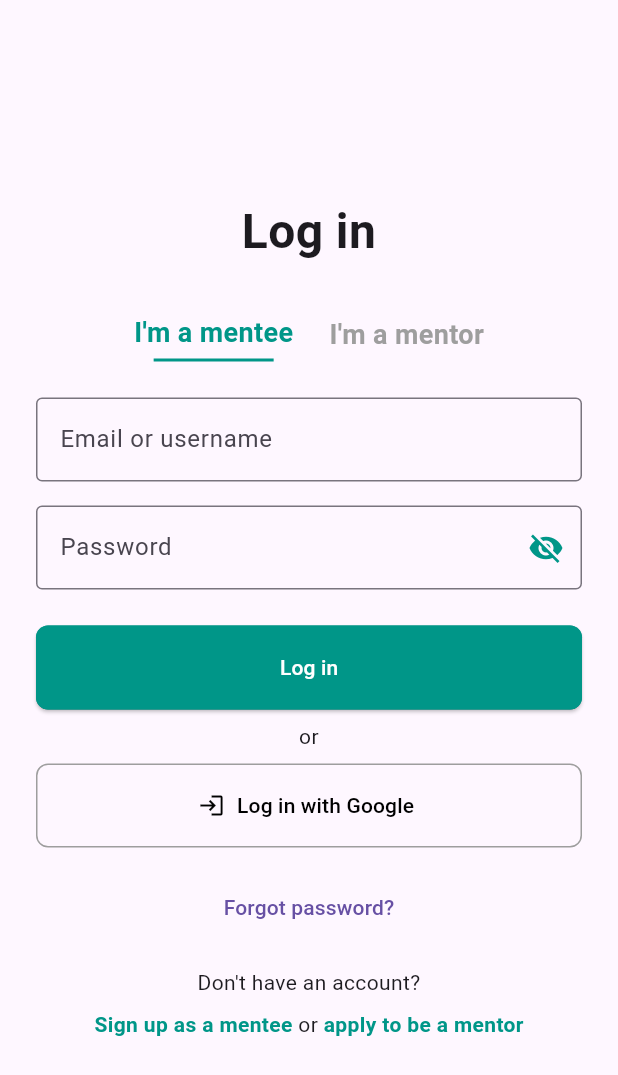
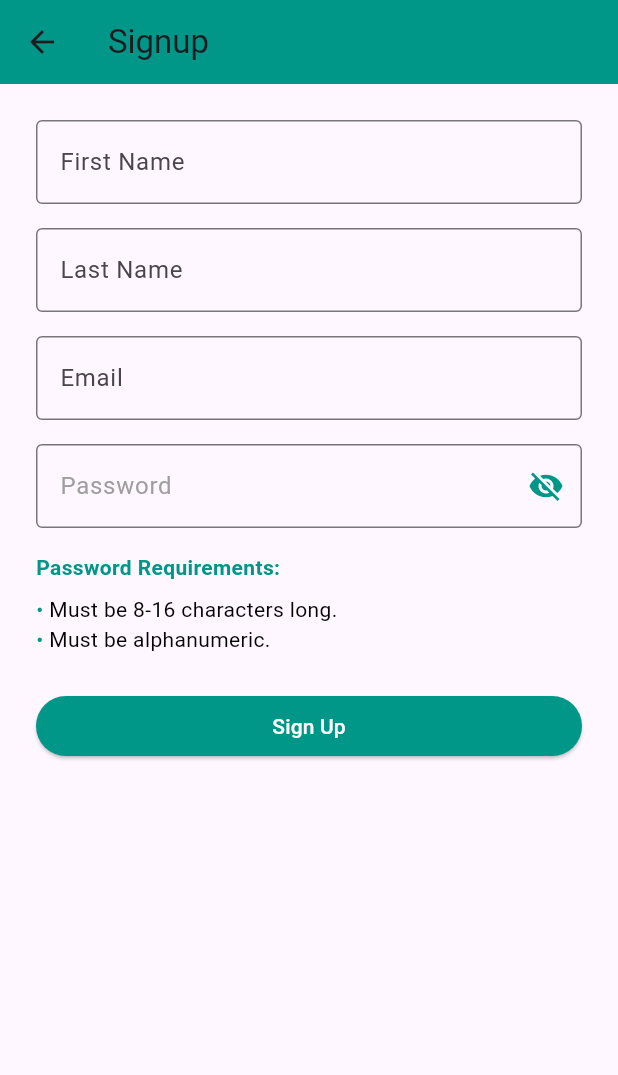
Before and after one commit to NilishaMaharjan/NepalMentor, a Flutter app: the screen it shows after launch, after a tap on "Sign up as a mentee", on a phone screen of 412 x 824 dp. Shown: the top 1075 px of the screen. Run offline on Flutter 3.47's test engine with Material 3 defaults, Android fonts, the phone set to English and light mode, and no system bars; our stand-ins replace get, image_picker.

Commit message:
seventh commit

```diff
--- a/lib/login.dart
+++ b/lib/login.dart
@@ -1,5 +1,7 @@
 import 'package:flutter/material.dart';
 import 'package:get/get.dart'; // Import GetX for navigation
+import 'signup.dart'; // Import the SignupPage
+import 'forgetpw.dart'; // Import the ForgotPasswordPage
 
 class LoginScreen extends StatefulWidget {
   const LoginScreen({super.key});
@@ -43,7 +45,6 @@ class LoginScreenState extends State<LoginScreen> {
                 ),
                 const SizedBox(height: 24.0),
 
-                // Email/Username TextField
                 const TextField(
                   decoration: InputDecoration(
                     labelText: 'Email or username',
@@ -56,7 +57,6 @@ class LoginScreenState extends State<LoginScreen> {
                 ),
                 const SizedBox(height: 16.0),
 
-                // Password TextField with Eye Icon
                 TextField(
                   obscureText: !_isPasswordVisible,
                   decoration: InputDecoration(
@@ -83,7 +83,6 @@ class LoginScreenState extends State<LoginScreen> {
                 ),
                 const SizedBox(height: 24.0),
 
-                // Log in Button
                 Container(
                   height: 56.0,
                   decoration: BoxDecoration(
@@ -92,7 +91,6 @@ class LoginScreenState extends State<LoginScreen> {
                   ),
                   child: ElevatedButton(
                     onPressed: () {
-                      // Navigate to Dashboard using GetX
                       Get.toNamed('/dashboard');
                     },
                     style: ElevatedButton.styleFrom(
@@ -113,7 +111,6 @@ class LoginScreenState extends State<LoginScreen> {
                 const Text('or', textAlign: TextAlign.center),
                 const SizedBox(height: 8.0),
 
-                // Google Login Button
                 Container(
                   height: 56.0,
                   decoration: BoxDecoration(
@@ -121,9 +118,7 @@ class LoginScreenState extends State<LoginScreen> {
                     borderRadius: BorderRadius.circular(8.0),
                   ),
                   child: TextButton.icon(
-                    onPressed: () {
-                      // Handle Google login logic
-                    },
+                    onPressed: () {},
                     icon: const Icon(Icons.login, color: Colors.black),
                     label: const Text(
                       'Log in with Google',
@@ -133,12 +128,20 @@ class LoginScreenState extends State<LoginScreen> {
                 ),
                 const SizedBox(height: 16.0),
 
-                // Forgot Password
+                // Forgot Password Button
                 TextButton(
                   onPressed: () {
-                    // Handle forgot password logic
+                    Navigator.push(
+                      context,
+                      MaterialPageRoute(
+                        builder: (context) => const ForgotPasswordPage(),
+                      ),
+                    );
                   },
-                  child: const Text('Forgot password?'),
+                  child: const Text(
+                    'Forgot password?',
+                    style: TextStyle(color: Colors.teal), // Set text color to black
+                  ),
                 ),
                 const SizedBox(height: 16.0),
 
@@ -149,13 +152,16 @@ class LoginScreenState extends State<LoginScreen> {
                 ),
                 const SizedBox(height: 8.0),
 
-                // Mentor/Mentee Sign-up Options
                 Row(
                   mainAxisAlignment: MainAxisAlignment.center,
                   children: [
                     GestureDetector(
                       onTap: () {
-                        // Handle mentee sign-up logic
+                        Navigator.push(
+                          context,
+                          MaterialPageRoute(
+                              builder: (context) => const SignupPage()),
+                        ); // Direct navigation to SignupPage
                       },
                       child: const Text(
                         'Sign up as a mentee',
@@ -168,8 +174,7 @@ class LoginScreenState extends State<LoginScreen> {
                     const Text(' or ', style: TextStyle(fontSize: 14.0)),
                     GestureDetector(
                       onTap: () {
-                        // Navigate to the Mentor Registration Screen
-                        Get.toNamed('/mentorregistration'); // Example route
+                        Get.toNamed('/mentorregistration');
                       },
                       child: const Text(
                         'apply to be a mentor',
@@ -189,7 +194,6 @@ class LoginScreenState extends State<LoginScreen> {
     );
   }
 
-  // Helper function for role selection
   Widget buildRoleTab(String title, bool isSelected) {
     return GestureDetector(
       onTap: () {
--- a/lib/main.dart
+++ b/lib/main.dart
@@ -5,6 +5,8 @@ import 'package:nepalmentors/login.dart';
 import 'package:nepalmentors/mentorregister1.dart';
 import 'package:nepalmentors/mentoradditionalinfo.dart';
 import 'package:nepalmentors/dashboard.dart';
+import 'package:nepalmentors/signup.dart';
+import 'package:nepalmentors/forgetpw.dart';
 
 void main() {
   runApp(const MyApp());
@@ -21,7 +23,8 @@ class MyApp extends StatelessWidget {
       getPages: [
         GetPage(name: '/splash', page: () => const MySplash()),
         GetPage(name: '/login', page: () => const LoginScreen()),
-        GetPage(name: '/mentorregistration', page: () => const MentorRegistration()),
+        GetPage(name: '/signupmentee', page: () => const SignupPage()),
+        GetPage(name: '/forgetpassword', page: () => const ForgotPasswordPage()),        GetPage(name: '/mentorregistration', page: () => const MentorRegistration()),
         GetPage(name: '/mentorregistrationinfo', page: () => const MentorAdditionalInfo()),
         GetPage(name: '/dashboard',page: () => const Dashboard()),
       ],
--- /dev/null
+++ b/lib/signup.dart
@@ -0,0 +1,208 @@
+import 'package:flutter/material.dart';
+import 'package:get/get.dart'; // Import GetX for Snackbar
+
+class SignupPage extends StatefulWidget {
+  const SignupPage({super.key});
+
+  @override
+  SignupPageState createState() => SignupPageState();
+}
+
+class SignupPageState extends State<SignupPage> {
+  final _formKey = GlobalKey<FormState>();
+  final TextEditingController firstNameController = TextEditingController();
+  final TextEditingController lastNameController = TextEditingController();
+  final TextEditingController emailController = TextEditingController();
+  final TextEditingController passwordController = TextEditingController();
+
+  final FocusNode _passwordFocus = FocusNode();
+  bool _obscurePassword = true;
+
+  @override
+  Widget build(BuildContext context) {
+    return Scaffold(
+      appBar: AppBar(
+        title: const Text('Signup'),
+        backgroundColor: Colors.teal,
+      ),
+      body: Padding(
+        padding: const EdgeInsets.all(24.0),
+        child: Form(
+          key: _formKey,
+          child: Column(
+            crossAxisAlignment: CrossAxisAlignment.start,
+            children: [
+              buildTextFormField(
+                controller: firstNameController,
+                label: 'First Name',
+                validatorMessage: 'Please enter your first name',
+              ),
+              const SizedBox(height: 16.0),
+              buildTextFormField(
+                controller: lastNameController,
+                label: 'Last Name',
+                validatorMessage: 'Please enter your last name',
+              ),
+              const SizedBox(height: 16.0),
+              buildTextFormField(
+                controller: emailController,
+                label: 'Email',
+                keyboardType: TextInputType.emailAddress,
+                validatorMessage: 'Please enter a valid email address',
+                customValidator: (value) {
+                  if (!RegExp(r'^[\w-\.]+@([\w-]+\.)+[\w-]{2,4}$')
+                      .hasMatch(value!)) {
+                    return 'Please enter a valid email address';
+                  }
+                  return null;
+                },
+              ),
+              const SizedBox(height: 16.0),
+              buildPasswordField(),
+              const SizedBox(height: 16.0),
+              buildPasswordRules(), // Display password rules here
+              const SizedBox(height: 24.0),
+              SizedBox(
+                width: double.infinity,
+                child: ElevatedButton(
+                  onPressed: () {
+                    if (_formKey.currentState!.validate()) {
+                      Get.snackbar('Success', 'Signup successful');
+                    }
+                  },
+                  style: ElevatedButton.styleFrom(
+                    backgroundColor: Colors.teal,
+                  ),
+                  child: const Text(
+                    'Sign Up',
+                    style: TextStyle(color: Colors.white),
+                  ),
+                ),
+              ),
+            ],
+          ),
+        ),
+      ),
+    );
+  }
+
+  Widget buildTextFormField({
+    required TextEditingController controller,
+    required String label,
+    required String validatorMessage,
+    TextInputType keyboardType = TextInputType.text,
+    String? Function(String?)? customValidator,
+  }) {
+    return TextFormField(
+      controller: controller,
+      cursorColor: Colors.teal,
+      style: const TextStyle(color: Colors.teal),
+      keyboardType: keyboardType,
+      decoration: InputDecoration(
+        labelText: label,
+        border: const OutlineInputBorder(),
+        focusedBorder: const OutlineInputBorder(
+          borderSide: BorderSide(color: Colors.teal, width: 2.0),
+        ),
+      ),
+      validator: customValidator ??
+          (value) {
+            if (value == null || value.isEmpty) {
+              return validatorMessage;
+            }
+            return null;
+          },
+    );
+  }
+
+  Widget buildPasswordField() {
+    return TextFormField(
+      controller: passwordController,
+      focusNode: _passwordFocus,
+      obscureText: _obscurePassword,
+      cursorColor: Colors.teal,
+      style: TextStyle(
+        color: _passwordFocus.hasFocus ? Colors.teal : Colors.black,
+      ),
+      decoration: InputDecoration(
+        labelText: 'Password',
+        labelStyle: TextStyle(
+          color: _passwordFocus.hasFocus ? Colors.teal : Colors.grey,
+        ),
+        border: const OutlineInputBorder(),
+        focusedBorder: const OutlineInputBorder(
+          borderSide: BorderSide(color: Colors.teal, width: 2.0),
+        ),
+        suffixIcon: IconButton(
+          icon: Icon(
+            _obscurePassword ? Icons.visibility_off : Icons.visibility,
+            color: Colors.teal,
+          ),
+          onPressed: () {
+            setState(() {
+              _obscurePassword = !_obscurePassword;
+            });
+          },
+        ),
+      ),
+      validator: (value) {
+        if (value == null || value.isEmpty) {
+          return 'Please enter a password';
+        }
+        if (value.length < 8 || value.length > 16) {
+          return 'Password must be 8-16 characters long';
+        }
+        if (!RegExp(r'^(?=.*[a-zA-Z])(?=.*\d)[A-Za-z\d]+$')
+            .hasMatch(value)) {
+          return 'Password must be alphanumeric';
+        }
+        return null;
+      },
+      onTap: () {
+        setState(() {}); // Refresh UI to update text color
+      },
+    );
+  }
+
+  Widget buildPasswordRules() {
+    return const Column(
+      crossAxisAlignment: CrossAxisAlignment.start,
+      children: [
+        Text(
+          'Password Requirements:',
+          style: TextStyle(
+            fontWeight: FontWeight.bold,
+            color: Colors.teal,
+          ),
+        ),
+        SizedBox(height: 8.0),
+        BulletPoint(text: 'Must be 8-16 characters long.'),
+        BulletPoint(text: 'Must be alphanumeric.'),
+      ],
+    );
+  }
+}
+
+class BulletPoint extends StatelessWidget {
+  final String text;
+
+  const BulletPoint({super.key, required this.text}); // Named parameter for text
+
+  @override
+  Widget build(BuildContext context) {
+    return Row(
+      crossAxisAlignment: CrossAxisAlignment.start,
+      children: [
+        const Text('• ', style: TextStyle(color: Colors.teal)),
+        Expanded(
+          child: Text(
+            text,
+            style: const TextStyle(color: Colors.black),
+          ),
+        ),
+      ],
+    );
+  }
+}
+//Signup lai bottom ma rakhne , I am not a robot add garne
+//password requirements add garne
```
Also changed, not shown: lib/forgetpw.dart (added, +101 -0 lines), lib/primary.dart (added).
